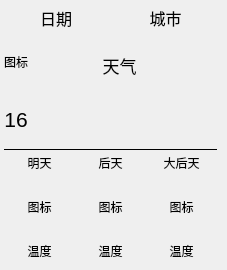
The window that tianqi.ui (noahsai/tianqi) describes before a commit, drawn with Qt 5.
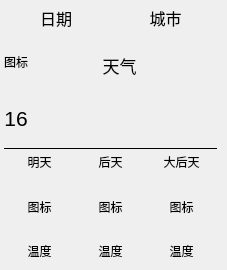
The same window after the commit.

Patch:
```diff
--- a/tianqi.ui
+++ b/tianqi.ui
@@ -25,7 +25,7 @@
      <height>264</height>
     </rect>
    </property>
-   <layout class="QVBoxLayout" name="verticalLayout" stretch="0,0,0">
+   <layout class="QVBoxLayout" name="verticalLayout" stretch="0,0,0,0">
     <property name="spacing">
      <number>0</number>
     </property>
@@ -306,24 +306,6 @@
      </layout>
     </item>
     <item>
-     <widget class="QWidget" name="widget" native="true">
-      <layout class="QVBoxLayout" name="verticalLayout_7">
-       <property name="spacing">
-        <number>0</number>
-       </property>
-       <property name="leftMargin">
-        <number>0</number>
-       </property>
-       <property name="topMargin">
-        <number>0</number>
-       </property>
-       <property name="rightMargin">
-        <number>0</number>
-       </property>
-       <property name="bottomMargin">
-        <number>0</number>
-       </property>
-       <item>
         <widget class="Line" name="line">
          <property name="styleSheet">
           <string notr="true"/>
@@ -489,9 +471,6 @@
           </layout>
          </item>
         </layout>
-       </item>
-      </layout>
-     </widget>
     </item>
    </layout>
   </widget>
```
Lines whose indentation alone changed are shown as unchanged.
